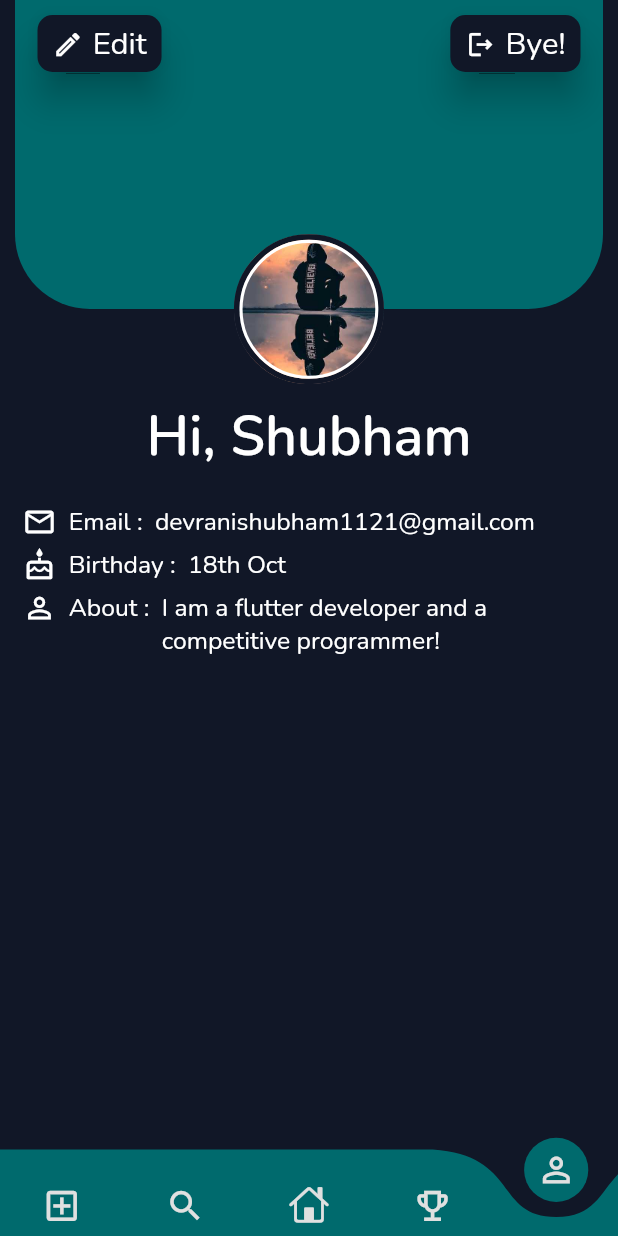
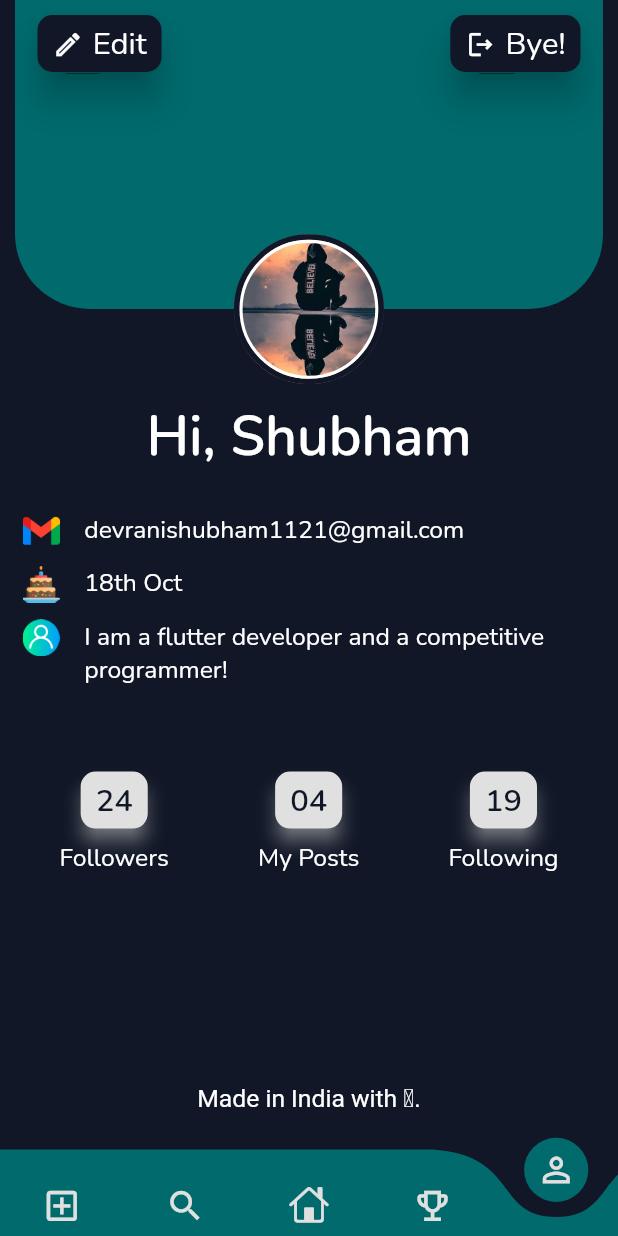
Before and after one commit to shubham1121/Coders-Arena, a Flutter app: the screen it shows after launch, on a phone screen of 412 x 824 dp. Run offline on Flutter 3.47's test engine with Material 2 defaults, Android fonts, the phone set to English and light mode, and no system bars; drawn by our look-alikes of curved_navigation_bar; our stand-ins replace dio, firebase_auth, firebase_core, firebase_storage, flutter_dotenv, flutter_spinkit and 4 more; accounts and stored records are empty; Roboto replaces fonts that are missing (Alegreya).

Commit message:
style: Profile Page Completed

```diff
--- a/lib/constants/image_constants.dart
+++ b/lib/constants/image_constants.dart
@@ -5,3 +5,9 @@ const googleLogo = 'assets/google_logo.png';
 const splashScreenGif = 'assets/splash_gif.gif';
 
 const tempDp = 'assets/temp_dp.jpg';
+
+const gmailIcon = 'assets/gmail_icon.png';
+
+const cakeIcon = 'assets/cake_icon.png';
+
+const userIcon = 'assets/user_icon.png';
--- a/lib/view/common_ui/custom_icon_text_button.dart
+++ b/lib/view/common_ui/custom_icon_text_button.dart
@@ -1,3 +1,4 @@
+import 'package:coders_arena/constants/color_constants.dart';
 import 'package:coders_arena/utils/device_size.dart';
 import 'package:coders_arena/utils/space_provider.dart';
 import 'package:flutter/material.dart';
@@ -7,11 +8,15 @@ class CustomIconTextButton extends StatelessWidget {
 
   final String buttonName;
   final IconData iconData;
+  final bool isText;
+  final String text;
 
   const CustomIconTextButton({
     Key? key,
     required this.buttonName,
     required this.iconData,
+    required this.isText,
+    required this.text,
   }) : super(key: key);
 
   @override
@@ -21,12 +26,20 @@ class CustomIconTextButton extends StatelessWidget {
       padding: const EdgeInsets.symmetric(horizontal: 10.0,vertical: 5.0),
       child: Row(
         children: [
-          Icon(iconData,
+          isText ? Text(text,
+            style: GoogleFonts.nunito(
+              textStyle: TextStyle(
+                fontSize: displayWidth(context)*0.05,
+                fontWeight: FontWeight.w600,
+                color: darkBlueColor,
+              ),
+            ),
+          ) : Icon(iconData,
             color: Colors.white,
             size: displayWidth(context)*0.05,
           ),
-          spaceProvider.getWidthSpace(context, 0.015),
-          Text(buttonName,
+          isText ? spaceProvider.getWidthSpace(context, 0) : spaceProvider.getWidthSpace(context, 0.015),
+          isText ? spaceProvider.getWidthSpace(context, 0) :Text(buttonName,
             style: GoogleFonts.nunito(
               textStyle: TextStyle(
                 color: Colors.white,
--- a/lib/view/common_ui/profile_data_tile.dart
+++ b/lib/view/common_ui/profile_data_tile.dart
@@ -5,15 +5,15 @@ import 'package:google_fonts/google_fonts.dart';
 
 class ProfileDataTile extends StatelessWidget {
 
-  final String dataViewType;
+  // final String dataViewType;
   final String dataValue;
-  final IconData iconData;
+  final String iconName;
 
   const ProfileDataTile({
     Key? key,
-    required this.dataViewType,
+    // required this.dataViewType,
     required this.dataValue,
-    required this.iconData,
+    required this.iconName,
   }) : super(key: key);
 
 
@@ -29,20 +29,12 @@ class ProfileDataTile extends StatelessWidget {
           Row(
             crossAxisAlignment: CrossAxisAlignment.start,
             children: [
-              Icon(iconData,
-                color: Colors.white,
-                size: displayWidth(context)*0.055,
+              Image.asset(
+                iconName,
+                height: displayWidth(context)*0.06,
+                width: displayWidth(context)*0.06,
               ),
-              spaceProvider.getWidthSpace(context, 0.02),
-              Text('$dataViewType :',
-                style: GoogleFonts.nunito(
-                  textStyle: TextStyle(
-                    color: Colors.white,
-                    fontSize: displayWidth(context)*0.040,
-                  ),
-                ),
-              ),
-              spaceProvider.getWidthSpace(context, 0.02),
+              spaceProvider.getWidthSpace(context, 0.04),
             ],
           ),
           Expanded(
--- a/lib/view/screens/profile/my_profile_screen.dart
+++ b/lib/view/screens/profile/my_profile_screen.dart
@@ -55,6 +55,8 @@ class MyProfileScreen extends StatelessWidget {
                             child: const CustomIconTextButton(
                               buttonName: 'Edit',
                               iconData: Icons.edit_outlined,
+                              isText: false,
+                              text: '',
                             ),
                           ),
                         ),
@@ -70,6 +72,8 @@ class MyProfileScreen extends StatelessWidget {
                             child: const CustomIconTextButton(
                               buttonName: 'Bye!',
                               iconData: Icons.logout_outlined,
+                              isText: false,
+                              text: '',
                             ),
                           ),
                         ),
@@ -128,20 +132,140 @@ class MyProfileScreen extends StatelessWidget {
                 ],
               ),
               spaceProvider.getHeightSpace(context, 0.02),
-              const ProfileDataTile(
-                dataViewType: 'Email',
-                dataValue: 'devranishubham1121@gmail.com',
-                iconData: Icons.email_outlined,
+              const Padding(
+                padding:  EdgeInsets.fromLTRB(0, 5, 0, 5),
+                child:  ProfileDataTile(
+                  dataValue: 'devranishubham1121@gmail.com',
+                  iconName: gmailIcon,
+                ),
               ),
-              const ProfileDataTile(
-                dataViewType: 'Birthday',
-                dataValue: '18th Oct',
-                iconData: Icons.cake_outlined,
+              const Padding(
+                padding:  EdgeInsets.fromLTRB(0, 0, 0, 5),
+                child:  ProfileDataTile(
+                  dataValue: '18th Oct',
+                  iconName: cakeIcon,
+                ),
               ),
-              const ProfileDataTile(
-                dataViewType: 'About',
-                dataValue: 'I am a flutter developer and a competitive programmer!',
-                iconData: Icons.person_outline,
+              const Padding(
+                padding:  EdgeInsets.fromLTRB(0, 0, 0, 5),
+                child:  ProfileDataTile(
+                  dataValue: 'I am a flutter developer and a competitive programmer!',
+                  iconName: userIcon,
+                ),
+              ),
+              spaceProvider.getHeightSpace(context, 0.06),
+              Row(
+                mainAxisAlignment: MainAxisAlignment.spaceAround,
+                children: [
+                  Column(
+                    children: [
+                      Material(
+                        color: Colors.grey.shade300,
+                        clipBehavior: Clip.hardEdge,
+                        elevation: 5,
+                        shadowColor: Colors.white,
+                        shape: RoundedRectangleBorder(
+                          borderRadius: BorderRadius.circular(10),
+                        ),
+                        child: InkWell(
+                          onTap: () {},
+                          splashColor: Colors.grey.shade400,
+                          child: const CustomIconTextButton(
+                            buttonName: '',
+                            iconData: Icons.abc,
+                            isText: true,
+                            text: '24',
+                          ),
+                        ),
+                      ),
+                      spaceProvider.getHeightSpace(context, 0.01),
+                      Text('Followers',
+                        style: GoogleFonts.nunito(
+                          textStyle: TextStyle(
+                            color: Colors.white,
+                            fontSize: displayWidth(context)*0.04,
+                          ),
+                        ),
+                      ),
+                    ],
+                  ),
+                  Column(
+                    children: [
+                      Material(
+                        color: Colors.grey.shade300,
+                        clipBehavior: Clip.hardEdge,
+                        elevation: 5,
+                        shadowColor: Colors.white,
+                        shape: RoundedRectangleBorder(
+                          borderRadius: BorderRadius.circular(10),
+                        ),
+                        child: InkWell(
+                          onTap: () {},
+                          splashColor: Colors.grey.shade400,
+                          child: const CustomIconTextButton(
+                            buttonName: '',
+                            iconData: Icons.abc,
+                            isText: true,
+                            text: '04',
+                          ),
+                        ),
+                      ),
+                      spaceProvider.getHeightSpace(context, 0.01),
+                      Text('My Posts',
+                        style: GoogleFonts.nunito(
+                          textStyle: TextStyle(
+                            color: Colors.white,
+                            fontSize: displayWidth(context)*0.04,
+                          ),
+                        ),
+                      ),
+                    ],
+                  ),
+                  Column(
+                    children: [
+                      Material(
+                        color: Colors.grey.shade300,
+                        clipBehavior: Clip.hardEdge,
+                        elevation: 5,
+                        shadowColor: Colors.white,
+                        shape: RoundedRectangleBorder(
+                          borderRadius: BorderRadius.circular(10),
+                        ),
+                        child: InkWell(
+                          onTap: () {},
+                          splashColor: Colors.grey.shade400,
+                          child: const CustomIconTextButton(
+                            buttonName: '',
+                            iconData: Icons.abc,
+                            isText: true,
+                            text: '19',
+                          ),
+                        ),
+                      ),
+                      spaceProvider.getHeightSpace(context, 0.01),
+                      Text('Following',
+                        style: GoogleFonts.nunito(
+                          textStyle: TextStyle(
+                            color: Colors.white,
+                            fontSize: displayWidth(context)*0.04,
+                          ),
+                        ),
+                      ),
+                    ],
+                  ),
+                ],
+              ),
+            ],
+          ),
+          spaceProvider.getHeightSpace(context, 0.17),
+          Row(
+            mainAxisAlignment: MainAxisAlignment.center,
+            children: [
+              Text('Made in India with \u2764.',
+                style: GoogleFonts.alegreya(
+                  color: Colors.white,
+                  fontSize: displayWidth(context)*0.04,
+                ),
               ),
             ],
           )
```
Also changed, not shown: assets/cake_icon.png (added), assets/gmail_icon.png (added), assets/user_icon.png (added).
